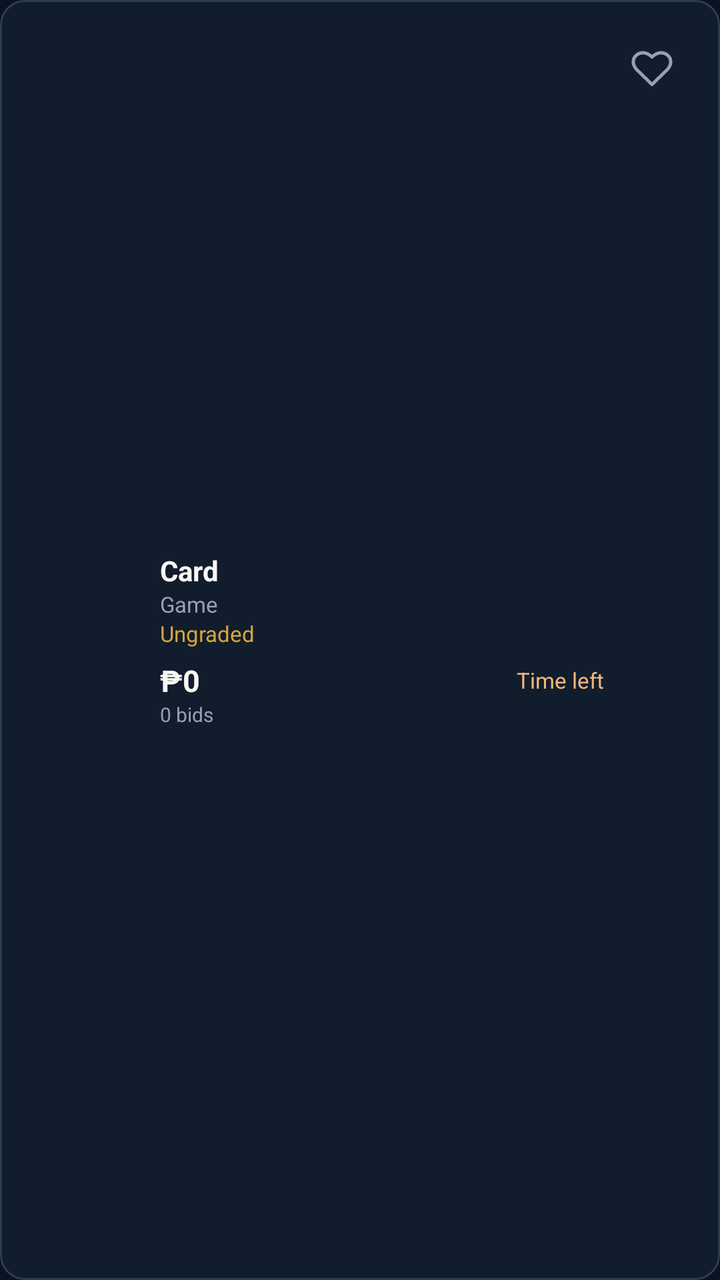
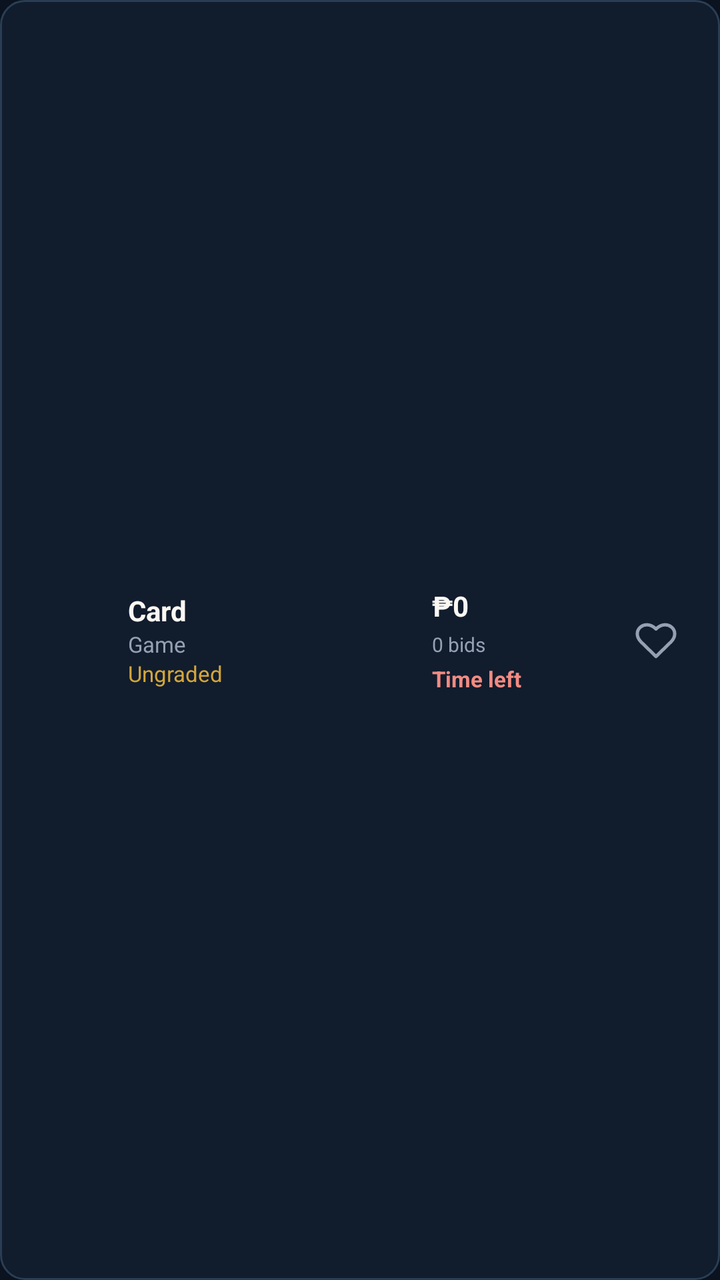

An Android layout rendered at two revisions. The XML below is the earlier revision; the diff shows what the commit changed to produce the second picture.
<!-- AndroidManifest.xml: application theme Theme.Deckbid -->
<!-- res/layout/item_auction_row.xml -->
<?xml version="1.0" encoding="utf-8"?>
<LinearLayout xmlns:android="http://schemas.android.com/apk/res/android"
    android:layout_width="match_parent"
    android:layout_height="wrap_content"
    android:minHeight="108dp"
    android:orientation="horizontal"
    android:gravity="center_vertical"
    android:padding="10dp"
    android:layout_marginBottom="8dp"
    android:background="@drawable/binder_panel"
    android:foreground="?android:attr/selectableItemBackground"
    android:clickable="true"
    android:focusable="true">
    <ImageView
        android:id="@+id/auction_image"
        android:layout_width="58dp"
        android:layout_height="84dp"
        android:scaleType="fitCenter"/>
    <LinearLayout
        android:layout_width="0dp"
        android:layout_height="wrap_content"
        android:layout_weight="1"
        android:orientation="vertical"
        android:layout_marginStart="12dp">
        <TextView
            android:id="@+id/auction_name"
            android:layout_width="match_parent"
            android:layout_height="wrap_content"
            android:text="Card"
            android:textSize="14sp"
            android:textColor="#FAF8F2"
            android:maxLines="2"
            android:ellipsize="end"
            android:textStyle="bold"/>
        <TextView
            android:id="@+id/auction_game"
            android:layout_width="match_parent"
            android:layout_height="wrap_content"
            android:text="Game"
            android:textSize="11sp"
            android:textColor="#95A1B3"/>
        <TextView
            android:id="@+id/auction_grade"
            android:layout_width="match_parent"
            android:layout_height="wrap_content"
            android:text="Ungraded"
            android:textSize="11sp"
            android:textColor="#D4A63A"/>
        <LinearLayout
            android:layout_width="match_parent"
            android:layout_height="wrap_content"
            android:orientation="horizontal"
            android:gravity="center_vertical"
            android:layout_marginTop="6dp">
            <TextView
                android:id="@+id/auction_bid"
                android:layout_width="0dp"
                android:layout_height="wrap_content"
                android:text="₱0"
                android:textSize="15sp"
                android:textColor="#FAF8F2"
                android:layout_weight="1"
                android:textStyle="bold"/>
            <TextView
                android:id="@+id/auction_time"
                android:layout_width="wrap_content"
                android:layout_height="wrap_content"
                android:text="Time left"
                android:textSize="11sp"
                android:textColor="#F2B879"/>
        </LinearLayout>
        <TextView
            android:id="@+id/auction_bid_count"
            android:layout_width="match_parent"
            android:layout_height="wrap_content"
            android:text="0 bids"
            android:textSize="10sp"
            android:textColor="#95A1B3"/>
    </LinearLayout>
    <ImageButton
        android:id="@+id/auction_save"
        android:layout_width="48dp"
        android:layout_height="48dp"
        android:layout_gravity="top|end"
        android:padding="13dp"
        android:src="@drawable/auction_heart"
        android:background="?android:attr/selectableItemBackground"
        android:contentDescription="Save to watchlist"/>
</LinearLayout>
<!-- resources referenced by this layout -->
<resources>
  <!-- drawable auction_heart (drawable) -->
  <?xml version="1.0" encoding="utf-8"?>
  <vector xmlns:android="http://schemas.android.com/apk/res/android"
      android:width="22dp"
      android:height="22dp"
      android:viewportWidth="24"
      android:viewportHeight="24">
      <path
          android:fillColor="#00000000"
          android:strokeColor="#95A1B3"
          android:strokeWidth="1.8"
          android:strokeLineJoin="round"
          android:pathData="M12,21 L3.8,13 C-2,7 6,0 12,6 C18,0 26,7 20.2,13 Z"/>
  </vector>
  <!-- drawable binder_panel (drawable) -->
  <?xml version="1.0" encoding="utf-8"?>
  <shape xmlns:android="http://schemas.android.com/apk/res/android">
      <solid
          android:color="#111C2D"/>
      <corners
          android:radius="12dp"/>
      <stroke
          android:width="1dp"
          android:color="#293E54"/>
  </shape>
  <style name="Theme.Deckbid" parent="android:style/Theme.Material.NoActionBar">
          <item name="android:fontFamily">sans-serif</item>
          <item name="android:colorAccent">#D4A63A</item>
          <item name="android:windowBackground">#0B1220</item>
          <item name="android:statusBarColor">#0B1220</item>
          <item name="android:navigationBarColor">#0B1220</item>
          <item name="android:windowLightStatusBar">false</item>
      </style>
</resources>

<!-- the commit's change to res/layout/item_auction_row.xml (unified diff, before → after) -->
@@ -1,89 +1,102 @@
 <?xml version="1.0" encoding="utf-8"?>
 <LinearLayout xmlns:android="http://schemas.android.com/apk/res/android"
-    android:layout_width="match_parent"
-    android:layout_height="wrap_content"
-    android:minHeight="108dp"
-    android:orientation="horizontal"
-    android:gravity="center_vertical"
-    android:padding="10dp"
-    android:layout_marginBottom="8dp"
-    android:background="@drawable/binder_panel"
-    android:foreground="?android:attr/selectableItemBackground"
-    android:clickable="true"
-    android:focusable="true">
+        android:layout_width="match_parent"
+        android:layout_height="wrap_content"
+        android:minHeight="100dp"
+        android:orientation="horizontal"
+        android:gravity="center_vertical"
+        android:padding="8dp"
+        android:layout_marginBottom="8dp"
+        android:background="@drawable/binder_panel"
+        android:foreground="?android:attr/selectableItemBackground"
+        android:clickable="true"
+        android:focusable="true">
     <ImageView
         android:id="@+id/auction_image"
-        android:layout_width="58dp"
-        android:layout_height="84dp"
-        android:scaleType="fitCenter"/>
+        android:layout_width="48dp"
+        android:layout_height="72dp"
+        android:scaleType="fitCenter" />
     <LinearLayout
         android:layout_width="0dp"
         android:layout_height="wrap_content"
         android:layout_weight="1"
         android:orientation="vertical"
-        android:layout_marginStart="12dp">
+        android:layout_marginStart="8dp"
+        android:layout_marginEnd="8dp">
         <TextView
-            android:id="@+id/auction_name"
-            android:layout_width="match_parent"
-            android:layout_height="wrap_content"
-            android:text="Card"
-            android:textSize="14sp"
-            android:textColor="#FAF8F2"
-            android:maxLines="2"
-            android:ellipsize="end"
-            android:textStyle="bold"/>
+        android:id="@+id/auction_name"
+        android:layout_width="match_parent"
+        android:layout_height="wrap_content"
+        android:text="Card"
+        android:textSize="14sp"
+        android:textColor="#FAF8F2"
+        android:maxLines="2"
+        android:ellipsize="end"
+        android:textStyle="bold" />
         <TextView
-            android:id="@+id/auction_game"
-            android:layout_width="match_parent"
-            android:layout_height="wrap_content"
-            android:text="Game"
-            android:textSize="11sp"
-            android:textColor="#95A1B3"/>
+        android:id="@+id/auction_game"
+        android:layout_width="match_parent"
+        android:layout_height="wrap_content"
+        android:text="Game"
+        android:textSize="11sp"
+        android:textColor="#95A1B3" />
         <TextView
-            android:id="@+id/auction_grade"
-            android:layout_width="match_parent"
-            android:layout_height="wrap_content"
-            android:text="Ungraded"
-            android:textSize="11sp"
-            android:textColor="#D4A63A"/>
-        <LinearLayout
-            android:layout_width="match_parent"
-            android:layout_height="wrap_content"
-            android:orientation="horizontal"
-            android:gravity="center_vertical"
-            android:layout_marginTop="6dp">
-            <TextView
-                android:id="@+id/auction_bid"
-                android:layout_width="0dp"
-                android:layout_height="wrap_content"
-                android:text="₱0"
-                android:textSize="15sp"
-                android:textColor="#FAF8F2"
-                android:layout_weight="1"
-                android:textStyle="bold"/>
-            <TextView
-                android:id="@+id/auction_time"
-                android:layout_width="wrap_content"
-                android:layout_height="wrap_content"
-                android:text="Time left"
-                android:textSize="11sp"
-                android:textColor="#F2B879"/>
-        </LinearLayout>
+        android:id="@+id/auction_grade"
+        android:layout_width="match_parent"
+        android:layout_height="wrap_content"
+        android:text="Ungraded"
+        android:textSize="11sp"
+        android:textColor="#D4A63A" />
+    </LinearLayout>
+    <LinearLayout
+        android:layout_width="88dp"
+        android:layout_height="wrap_content"
+        android:orientation="vertical"
+        android:gravity="start|center_vertical">
         <TextView
-            android:id="@+id/auction_bid_count"
-            android:layout_width="match_parent"
-            android:layout_height="wrap_content"
-            android:text="0 bids"
-            android:textSize="10sp"
-            android:textColor="#95A1B3"/>
+        android:id="@+id/auction_bid"
+        android:layout_width="match_parent"
+        android:layout_height="wrap_content"
+        android:text="₱0"
+        android:textSize="14sp"
+        android:textColor="#FAF8F2"
+        android:textStyle="bold"
+        android:layout_marginTop="0dp" />
+        <TextView
+        android:id="@+id/auction_bid_count"
+        android:layout_width="match_parent"
+        android:layout_height="wrap_content"
+        android:text="0 bids"
+        android:textSize="10sp"
+        android:textColor="#95A1B3"
+        android:layout_marginTop="3dp" />
+        <TextView
+        android:id="@+id/auction_time"
+        android:layout_width="match_parent"
+        android:layout_height="wrap_content"
+        android:text="Time left"
+        android:textSize="11sp"
+        android:textColor="#F28B82"
+        android:layout_marginTop="3dp"
+        android:textStyle="bold" />
     </LinearLayout>
     <ImageButton
         android:id="@+id/auction_save"
         android:layout_width="48dp"
         android:layout_height="48dp"
-        android:layout_gravity="top|end"
+        android:layout_gravity="center_vertical"
         android:padding="13dp"
         android:src="@drawable/auction_heart"
         android:background="?android:attr/selectableItemBackground"
-        android:contentDescription="Save to watchlist"/>
+        android:contentDescription="Save to watchlist" />
+    <TextView
+        android:layout_width="20dp"
+        android:layout_height="48dp"
+        android:text="›"
+        android:textSize="24sp"
+        android:textColor="#FAF8F2"
+        android:id="@+id/auction_chevron"
+        android:gravity="center"
+        android:visibility="gone"
+        android:importantForAccessibility="no" />
 </LinearLayout>
